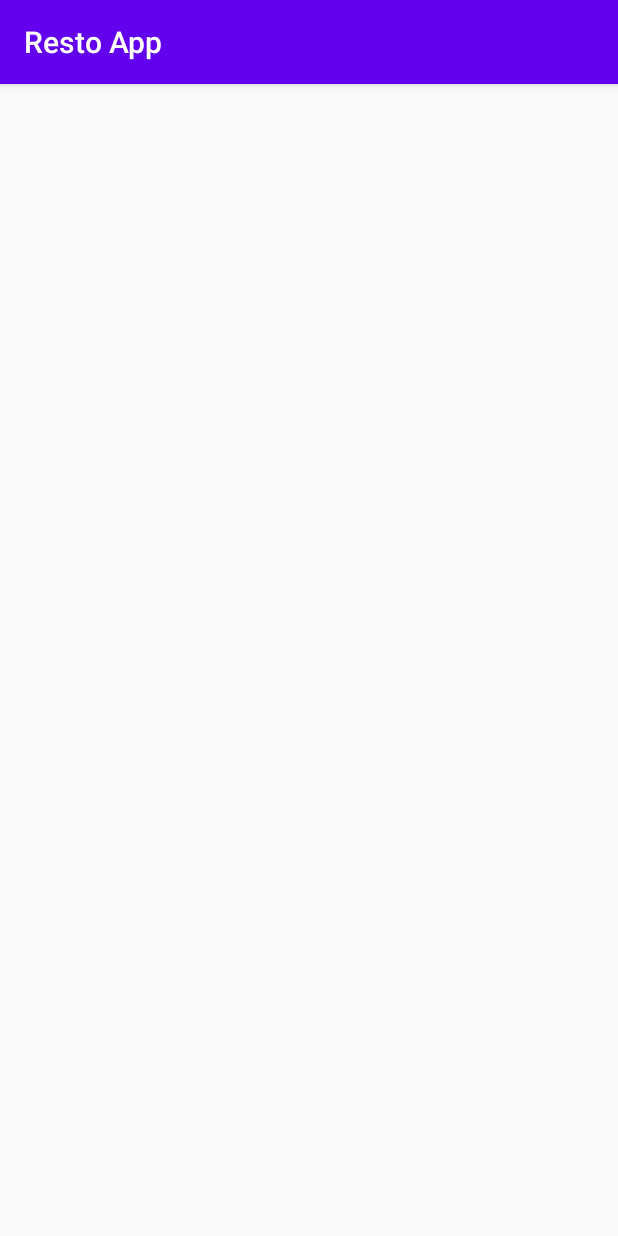
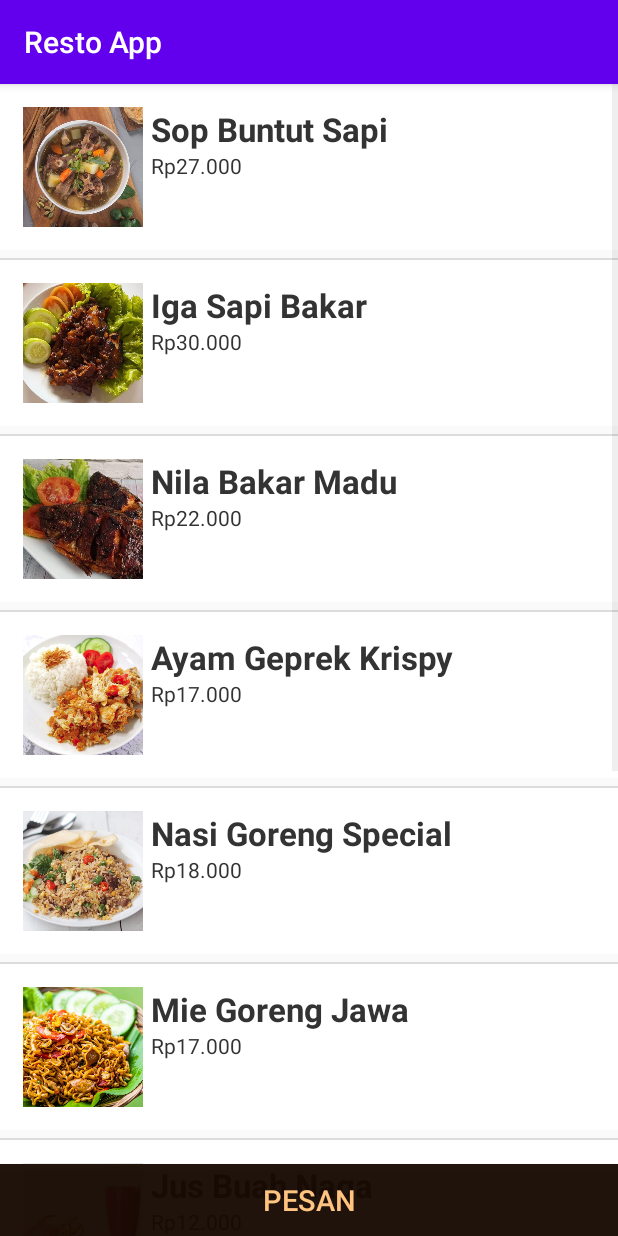
Before and after one commit to Team-Faiq/resto-app, an Android app: the RickyActivity screen opened directly, with no data from a screen before it, on a phone screen of 412 x 824 dp. Run offline under Robolectric (Android 15) with nearby library versions, the phone set to English and light mode, and no system bars.

Commit message:
dari mas ganteng

```diff
--- a/app/src/main/java/com/teamfaiq/restoapp/MainActivity.java
+++ b/app/src/main/java/com/teamfaiq/restoapp/MainActivity.java
@@ -15,7 +15,7 @@ public class MainActivity extends AppCompatActivity {
     }
 
     public void toPesanan(View view) {
-        Intent intent = new Intent(this, RayhanActivity.class);
+        Intent intent = new Intent(this, RickyActivity.class);
         startActivity(intent);
     }
 }
--- a/app/src/main/java/com/teamfaiq/restoapp/RickyActivity.java
+++ b/app/src/main/java/com/teamfaiq/restoapp/RickyActivity.java
@@ -2,13 +2,38 @@ package com.teamfaiq.restoapp;
 
 import androidx.appcompat.app.AppCompatActivity;
 
+import android.content.Intent;
 import android.os.Bundle;
+import android.view.View;
+import android.widget.Button;
+import android.widget.ListView;
 
 public class RickyActivity extends AppCompatActivity {
+    ListView lst;
+    Button buttonpesan;
+    String[] foodname={"Sop Buntut Sapi","Iga Sapi Bakar", "Nila Bakar Madu", "Ayam Geprek Krispy", "Nasi Goreng Special", "Mie Goreng Jawa", "Jus Buah Naga", "Jus Strowberry", "Jus Alpukat", "Es campur", "Boba Drink"};
+    String[] desc={"Rp27.000", "Rp30.000", "Rp22.000", "Rp17.000", "Rp18.000", "Rp17.000", "Rp12.000", "Rp8.000", "Rp12.000", "Rp14.000", "Rp11.000"};
+    Integer[] imgid={R.drawable.sopbuntut, R.drawable.igabakar, R.drawable.nilabakarmadu, R.drawable.ayamgeprek, R.drawable.nasigoreng, R.drawable.miegoreng,R.drawable.buahnaga, R.drawable.jusstrowberry, R.drawable.alpukat, R.drawable.escampur, R.drawable.boba};
 
     @Override
     protected void onCreate(Bundle savedInstanceState) {
         super.onCreate(savedInstanceState);
         setContentView(R.layout.activity_ricky);
+
+        lst=(ListView) findViewById(R.id.listview);
+        buttonpesan = (Button) findViewById(R.id.ButtonPesan);
+        buttonpesan.setOnClickListener(new View.OnClickListener() {
+            @Override
+            public void onClick(View v) {
+                pesan(v);
+            }
+        });
+        RickyCustom rickyCustom=new RickyCustom(this,foodname,desc,imgid);
+        lst.setAdapter(rickyCustom);
+    }
+
+    public void pesan(View view) {
+        Intent intent = new Intent(this, RayhanActivity.class);
+        startActivity(intent);
     }
 }
--- /dev/null
+++ b/app/src/main/java/com/teamfaiq/restoapp/RickyCustom.java
@@ -0,0 +1,66 @@
+package com.teamfaiq.restoapp;
+
+import android.app.Activity;
+import android.content.Context;
+import android.media.Image;
+import android.view.LayoutInflater;
+import android.view.View;
+import android.view.ViewGroup;
+import android.widget.ArrayAdapter;
+import android.widget.ImageView;
+import android.widget.TextView;
+
+import androidx.annotation.NonNull;
+import androidx.annotation.Nullable;
+
+public class RickyCustom extends ArrayAdapter<String>{
+    private  String[] foodname;
+    private  String[] desc;
+    private  Integer[] imgid;
+    private Activity context;
+
+    public RickyCustom(Activity context, String[] foodname, String[] desc, Integer[] imgid) {
+        super(context, R.layout.listview_ricky, foodname);
+
+        this.context = context;
+        this.foodname = foodname;
+        this.desc = desc;
+        this.imgid = imgid;
+}
+
+    @NonNull
+    @Override
+    public View getView(int position, @Nullable View convertView, @NonNull ViewGroup parent) {
+        View r=convertView;
+        ViewHolder viewHolder = null;
+        if(r==null)
+        {
+            LayoutInflater layoutInflater=context.getLayoutInflater();
+            r=layoutInflater.inflate(R.layout.listview_ricky , null,true);
+            viewHolder=new ViewHolder(r);
+            r.setTag(viewHolder);
+        }
+        else {
+            viewHolder=(ViewHolder) r.getTag();
+        }
+        viewHolder.ivw.setImageResource(imgid[position]);
+        viewHolder.tvw1.setText(foodname[position]);
+        viewHolder.tvw2.setText(desc[position]);
+        return r;
+
+    }
+
+    class ViewHolder {
+        TextView tvw1;
+        TextView tvw2;
+        ImageView ivw;
+
+        ViewHolder(View v) {
+
+            tvw1 = (TextView) v.findViewById(R.id.tvfoodname);
+            tvw2 = (TextView) v.findViewById(R.id.tvdescription);
+            ivw = (ImageView) v.findViewById(R.id.imageView);
+        }
+    }
+
+}
--- a/app/src/main/res/layout/activity_ricky.xml
+++ b/app/src/main/res/layout/activity_ricky.xml
@@ -6,4 +6,31 @@
     android:layout_height="match_parent"
     tools:context=".RickyActivity">
 
+    <Button
+        android:id="@+id/ButtonPesan"
+        android:layout_width="0dp"
+        android:layout_height="wrap_content"
+        android:background="#F3170A02"
+        android:text="Pesan"
+        android:textColor="#FFC480"
+        android:textSize="19dp"
+        app:layout_constraintBottom_toBottomOf="parent"
+        app:layout_constraintEnd_toEndOf="parent"
+        app:layout_constraintHorizontal_bias="0.0"
+        app:layout_constraintStart_toStartOf="parent"
+        app:layout_constraintTop_toTopOf="parent"
+        app:layout_constraintVertical_bias="1.0"
+        android:onClick="pesan"/>
+
+    <ListView
+        android:id="@+id/listview"
+        android:layout_width="0dp"
+        android:layout_height="wrap_content"
+        app:layout_constraintBottom_toBottomOf="parent"
+        app:layout_constraintEnd_toEndOf="parent"
+        app:layout_constraintHorizontal_bias="0.0"
+        app:layout_constraintStart_toStartOf="parent"
+        app:layout_constraintTop_toTopOf="parent"
+        app:layout_constraintVertical_bias="0.181" />
+
 </androidx.constraintlayout.widget.ConstraintLayout>
--- /dev/null
+++ b/app/src/main/res/layout/listview_ricky.xml
@@ -0,0 +1,46 @@
+<?xml version="1.0" encoding="utf-8"?>
+<LinearLayout xmlns:android="http://schemas.android.com/apk/res/android"
+    android:layout_width="match_parent"
+    android:layout_height="match_parent"
+    android:orientation="vertical">
+
+    <RelativeLayout
+        android:id="@+id/lv"
+
+        android:layout_width="match_parent"
+        android:layout_height="wrap_content"
+        android:layout_marginBottom="5dp"
+        android:background="#ffffff"
+        android:padding="15dp">
+
+        <ImageView
+            android:id="@+id/imageView"
+            android:layout_width="80dp"
+            android:layout_height="80dp"
+            android:layout_weight="0.11" />
+
+        <TextView
+            android:id="@+id/tvfoodname"
+            android:layout_width="wrap_content"
+            android:layout_height="wrap_content"
+            android:layout_alignParentTop="true"
+            android:layout_toEndOf="@+id/imageView"
+            android:layout_toRightOf="@+id/imageView"
+            android:textColor="#333"
+            android:paddingLeft="5dp"
+            android:textSize="22dp"
+            android:textStyle="bold" />
+
+        <TextView
+            android:id="@+id/tvdescription"
+            android:layout_width="wrap_content"
+            android:layout_height="wrap_content"
+            android:layout_below="@+id/tvfoodname"
+            android:layout_toEndOf="@+id/imageView"
+            android:layout_toRightOf="@+id/imageView"
+            android:layout_weight="1"
+            android:paddingLeft="5dp"
+            android:textColor="#333" />
+
+    </RelativeLayout>
+</LinearLayout>
```
Also changed, not shown: app/src/main/res/drawable/alpukat.jpg (added), app/src/main/res/drawable/ayamgeprek.jpg (added), app/src/main/res/drawable/boba.jpg (added), app/src/main/res/drawable/buahnaga.jpg (added), app/src/main/res/drawable/escampur.jpg (added), app/src/main/res/drawable/igabakar.jpg (added), app/src/main/res/drawable/jusstrowberry.jpg (added), app/src/main/res/drawable/miegoreng.jpg (added), app/src/main/res/drawable/nasigoreng.jpg (added), app/src/main/res/drawable/nilabakarmadu.jpg (added), app/src/main/res/drawable/sopbuntut.jpg (added).
